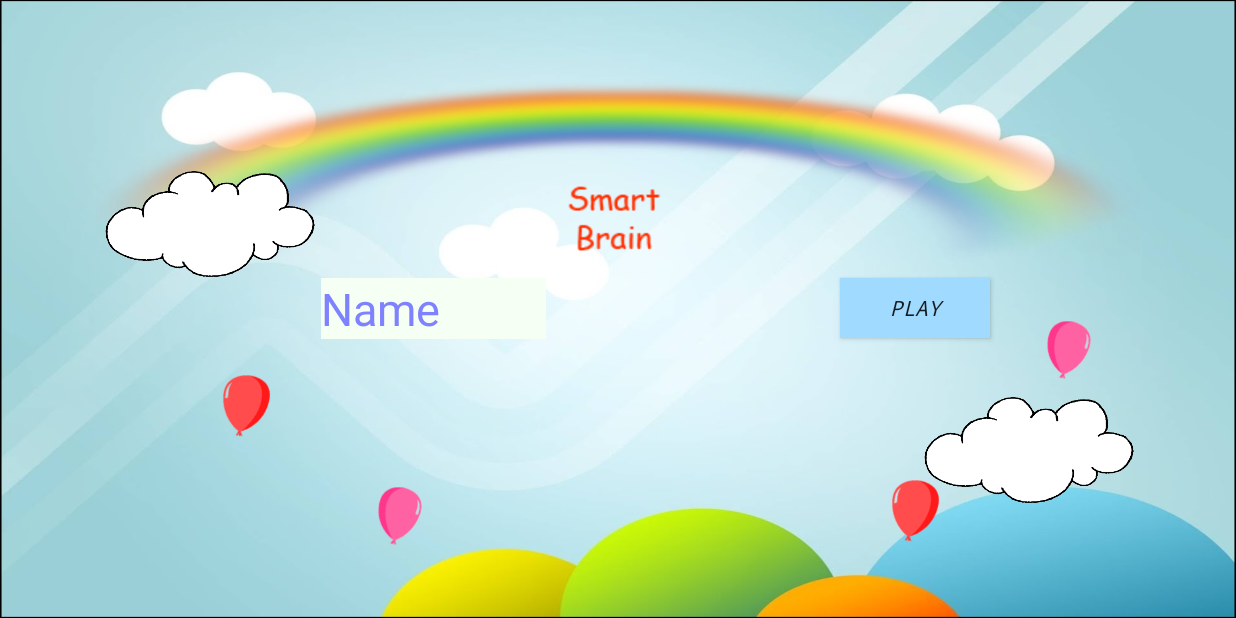
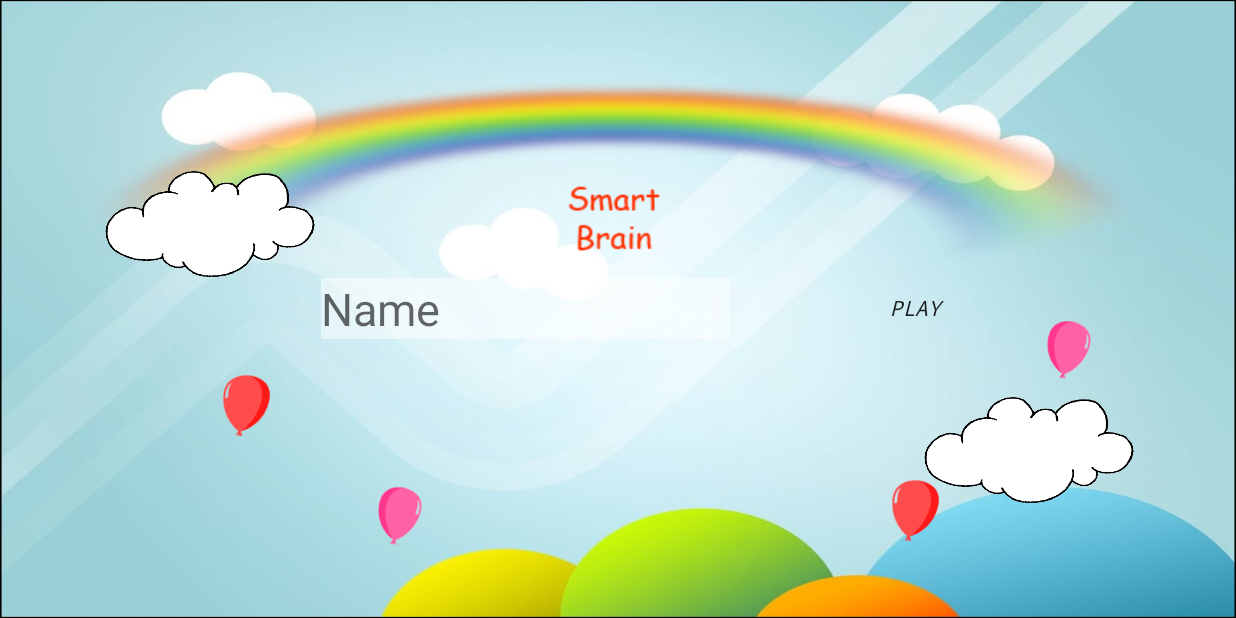
Before and after one commit to giomm2/SmartBrain, an Android app: the MainActivity screen opened directly, with no data from a screen before it, on a phone screen of 824 x 412 dp (held sideways). Run offline under Robolectric (Android 15) with nearby library versions, the phone set to English and light mode, and no system bars; libraries missing offline, so code that uses them is left out: com.loopj.android; 8 statements that could not run were skipped.

Commit message:
cambios minimos en HardMenuActivity y diseño del MainActivity

```diff
--- a/app/src/main/java/com/smartbrain/giovanny/smartbrain/HardMenuActivity.java
+++ b/app/src/main/java/com/smartbrain/giovanny/smartbrain/HardMenuActivity.java
@@ -25,7 +25,6 @@ public class HardMenuActivity extends Activity {
     private ImageView firework2;
     private RelativeLayout layout;
     private MediaPlayer player;
-    private MediaPlayer rocketPlayer;
     private MediaPlayer selectSound;
 
 
@@ -201,8 +200,6 @@ public class HardMenuActivity extends Activity {
         Animation movement;
         movement= AnimationUtils.loadAnimation(this, R.anim.rocket_animation);
         movement.reset();
-        rocketPlayer= MediaPlayer.create(this, R.raw.rocketlaunch);
-        rocketPlayer.start();
         rocket.startAnimation(movement);
         rocket2.startAnimation(movement);
 
--- a/app/src/main/res/layout-large/activity_main.xml
+++ b/app/src/main/res/layout-large/activity_main.xml
@@ -14,7 +14,7 @@
         android:layout_height="40dp"
         android:text="Play"
         android:id="@+id/btn_play"
-        android:background="#ffa1daff"
+        android:background="@android:color/transparent"
         android:textStyle="italic"
         android:typeface="monospace"
         android:layout_alignBottom="@+id/imageView"
@@ -25,9 +25,10 @@
         android:layout_width="200dp"
         android:layout_height="wrap_content"
         android:id="@+id/txt_name"
-        android:background="#fff6fff4"
+        android:background="@android:drawable/screen_background_light_transparent"
+        android:inputType="textPersonName"
         android:textSize="30dp"
-        android:text="Name"
+        android:hint="Name"
         android:singleLine="false"
         android:autoText="false"
         android:textColor="#ff7f82ff"
--- a/app/src/main/res/layout-small/activity_main.xml
+++ b/app/src/main/res/layout-small/activity_main.xml
@@ -13,7 +13,7 @@
         android:layout_height="40dp"
         android:text="Play"
         android:id="@+id/btn_play"
-        android:background="#ffa1daff"
+        android:background="@android:color/transparent"
         android:textStyle="italic"
         android:typeface="monospace"
         android:layout_alignTop="@+id/txt_name"
@@ -24,15 +24,18 @@
         android:layout_width="150dp"
         android:layout_height="wrap_content"
         android:id="@+id/txt_name"
-        android:background="#fff6fff4"
+        android:background="@android:drawable/screen_background_light_transparent"
+        android:inputType="textPersonName"
         android:textSize="30dp"
-        android:text="Name"
-        android:singleLine="false"
+        android:hint="Name"
+        android:singleLine="true"
         android:autoText="false"
         android:textColor="#ff7f82ff"
         android:layout_centerVertical="true"
         android:layout_toRightOf="@+id/nub1"
-        android:layout_toEndOf="@+id/nub1" />
+        android:layout_alignRight="@+id/imageView2"
+        android:layout_alignEnd="@+id/imageView2" />
+
 
 
     <ImageView
@@ -106,4 +109,6 @@
         android:layout_centerHorizontal="true" />
 
 
+
+
 </RelativeLayout>
--- a/app/src/main/res/layout-xlarge/activity_main.xml
+++ b/app/src/main/res/layout-xlarge/activity_main.xml
@@ -13,7 +13,7 @@
         android:layout_height="40dp"
         android:text="Play"
         android:id="@+id/btn_play"
-        android:background="#ffa1daff"
+        android:background="@android:color/transparent"
         android:textStyle="italic"
         android:typeface="monospace"
         android:layout_alignTop="@+id/txt_name"
@@ -24,9 +24,10 @@
         android:layout_width="200dp"
         android:layout_height="wrap_content"
         android:id="@+id/txt_name"
-        android:background="#fff6fff4"
+        android:background="@android:drawable/screen_background_light_transparent"
+        android:inputType="textPersonName"
         android:textSize="30dp"
-        android:text="Name"
+        android:hint="Name"
         android:singleLine="false"
         android:autoText="false"
         android:textColor="#ff7f82ff"
```
